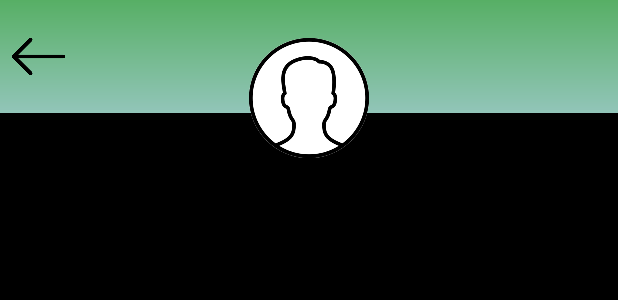
After one commit to amircag/DonTouchV1, an Android app: the layout activity_personal_profile.xml on its own in the app's theme, with its tools: preview values and no code run, on a phone screen of 412 x 824 dp. The commit adds this screen. Shown: the top 300 px of the screen. Run offline under Robolectric (Android 15) with nearby library versions, the phone set to English and light mode, and no system bars.

Commit message:
started work on personal profile screen

```diff
--- a/app/src/main/AndroidManifest.xml
+++ b/app/src/main/AndroidManifest.xml
@@ -13,9 +13,16 @@
         android:roundIcon="@mipmap/ic_launcher_round"
         android:supportsRtl="true"
         android:theme="@style/AppTheme">
+        <activity android:name=".PersonalProfile">
+            <intent-filter>
+                <action android:name="android.intent.action.MAIN" />
+
+                <category android:name="android.intent.category.LAUNCHER" />
+            </intent-filter>
+        </activity>
         <activity
             android:name=".SettingsActivity"
-            android:label="@string/title_activity_settings"></activity>
+            android:label="@string/title_activity_settings" />
         <activity
             android:name=".MainScreen"
             android:label="@string/title_activity_main_screen"
@@ -23,11 +30,7 @@
         <activity
             android:name=".LoginActivity"
             android:label="@string/app_name">
-            <intent-filter>
-                <action android:name="android.intent.action.MAIN" />
 
-                <category android:name="android.intent.category.LAUNCHER" />
-            </intent-filter>
         </activity>
     </application>
 
--- /dev/null
+++ b/app/src/main/java/com/example/dontouchv1/PersonalProfile.java
@@ -0,0 +1,13 @@
+package com.example.dontouchv1;
+
+import android.support.v7.app.AppCompatActivity;
+import android.os.Bundle;
+
+public class PersonalProfile extends AppCompatActivity {
+
+    @Override
+    protected void onCreate(Bundle savedInstanceState) {
+        super.onCreate(savedInstanceState);
+        setContentView(R.layout.activity_personal_profile);
+    }
+}
--- /dev/null
+++ b/app/src/main/res/drawable/circle.xml
@@ -0,0 +1,9 @@
+<shape xmlns:android="http://schemas.android.com/apk/res/android"
+    android:shape="oval">
+
+
+    <solid android:color="#ffffff"></solid>
+
+
+
+</shape>
--- /dev/null
+++ b/app/src/main/res/drawable/profile_bg.xml
@@ -0,0 +1,11 @@
+<shape xmlns:android="http://schemas.android.com/apk/res/android"
+    android:shape="rectangle">
+
+
+    <gradient android:angle="90"
+        android:endColor="@color/parkmateGreen"
+        android:startColor="@color/parkmateBlue"></gradient>
+
+
+
+</shape>
--- /dev/null
+++ b/app/src/main/res/layout/activity_personal_profile.xml
@@ -0,0 +1,70 @@
+<?xml version="1.0" encoding="utf-8"?>
+<android.support.constraint.ConstraintLayout xmlns:android="http://schemas.android.com/apk/res/android"
+    xmlns:app="http://schemas.android.com/apk/res-auto"
+    xmlns:tools="http://schemas.android.com/tools"
+    android:layout_width="match_parent"
+    android:layout_height="match_parent"
+    android:background="@color/dtBlack"
+    tools:context=".PersonalProfile">
+
+
+    <LinearLayout
+        android:id="@+id/headerStrip"
+        android:layout_width="match_parent"
+        android:layout_height="75dp"
+        android:background="@drawable/profile_bg"
+        android:orientation="vertical"
+        app:layout_constraintEnd_toEndOf="parent"
+        app:layout_constraintHorizontal_bias="0.49"
+        app:layout_constraintStart_toStartOf="parent"
+        app:layout_constraintTop_toTopOf="parent">
+
+        <Button
+            android:id="@+id/backButton"
+            android:layout_width="35dp"
+            android:layout_height="35dp"
+            android:layout_marginLeft="8dp"
+            android:layout_marginTop="20dp"
+            android:layout_marginRight="0dp"
+            android:layout_marginBottom="0dp"
+            android:background="@drawable/left_arrow" />
+    </LinearLayout>
+
+    <ScrollView
+        android:id="@+id/profileScroll"
+        android:layout_width="395dp"
+        android:layout_height="615dp"
+        android:layout_marginStart="8dp"
+        android:layout_marginLeft="8dp"
+        android:layout_marginTop="8dp"
+        android:layout_marginEnd="8dp"
+        android:layout_marginRight="8dp"
+        app:layout_constraintEnd_toEndOf="parent"
+        app:layout_constraintStart_toStartOf="parent"
+        app:layout_constraintTop_toBottomOf="@+id/headerStrip">
+
+        <LinearLayout
+            android:layout_width="match_parent"
+            android:layout_height="wrap_content"
+            android:orientation="vertical" />
+    </ScrollView>
+
+    <LinearLayout
+        android:id="@+id/profileImage"
+        android:layout_width="match_parent"
+        android:layout_height="wrap_content"
+        android:layout_marginTop="25dp"
+        android:gravity="center"
+        android:orientation="vertical"
+        app:layout_constraintEnd_toEndOf="parent"
+        app:layout_constraintStart_toStartOf="parent"
+        app:layout_constraintTop_toTopOf="@+id/headerStrip">
+
+        <ImageView
+            android:id="@+id/profileImageView"
+            android:layout_width="80dp"
+            android:layout_height="80dp"
+            android:background="@drawable/circle"
+            android:src="@drawable/profile_placeholder" />
+    </LinearLayout>
+</android.support.constraint.ConstraintLayout>
--- a/app/src/main/res/values/colors.xml
+++ b/app/src/main/res/values/colors.xml
@@ -3,4 +3,13 @@
     <color name="colorPrimary">#008577</color>
     <color name="colorPrimaryDark">#00574B</color>
     <color name="colorAccent">#D81B60</color>
+
+
+    <color name="green">#008000</color>
+    <color name="dtBlack">#000000</color>
+    <color name="parkmateGreen">#57af65</color>
+    <color name="parkmateBlue">#92C5B9</color>
+    <color name="parkmateIcons">#56BBBF</color>
+
+
 </resources>
--- a/app/src/main/res/values/styles.xml
+++ b/app/src/main/res/values/styles.xml
@@ -1,7 +1,10 @@
 <resources>
 
     <!-- Base application theme. -->
-    <style name="AppTheme" parent="Theme.AppCompat.Light.DarkActionBar">
+
+    <!-- <style name="AppTheme" parent="Theme.AppCompat.Light.DarkActionBar"> -->
+
+    <style name="AppTheme" parent="Theme.AppCompat.Light.NoActionBar">
         <!-- Customize your theme here. -->
         <item name="colorPrimary">@color/colorPrimary</item>
         <item name="colorPrimaryDark">@color/colorPrimaryDark</item>
```
Also changed, not shown: app/src/main/res/drawable/left_arrow.png (added), app/src/main/res/drawable/profile_placeholder.png (added), gradle/wrapper/gradle-wrapper.properties.
